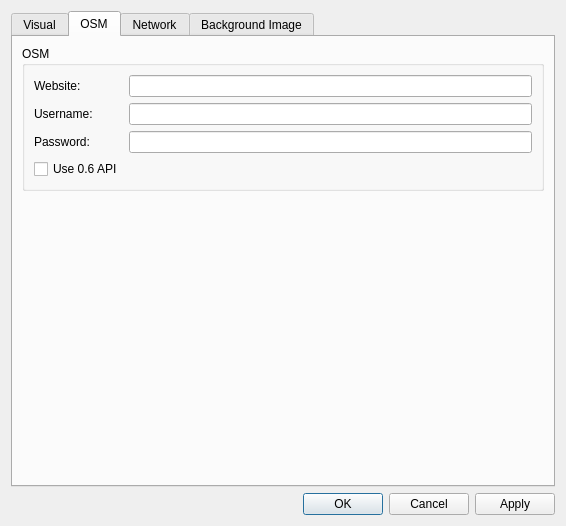
Qt form Preferences/PreferencesDialog.ui (openstreetmap/merkaartor) before a commit.
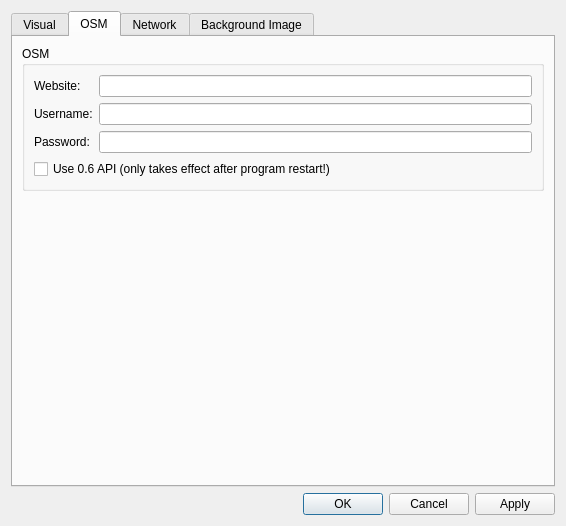
The same form after that commit.

Commit message: FIX : force restart for changing api versions

```diff
--- a/Preferences/PreferencesDialog.ui
+++ b/Preferences/PreferencesDialog.ui
@@ -218,8 +218,8 @@
          <rect>
           <x>0</x>
           <y>0</y>
-          <width>534</width>
-          <height>432</height>
+          <width>542</width>
+          <height>450</height>
          </rect>
         </property>
         <attribute name="title" >
@@ -228,10 +228,24 @@
         <layout class="QVBoxLayout" >
          <item>
           <widget class="QGroupBox" name="groupBox_2" >
+           <property name="sizePolicy" >
+            <sizepolicy vsizetype="Preferred" hsizetype="Preferred" >
+             <horstretch>0</horstretch>
+             <verstretch>0</verstretch>
+            </sizepolicy>
+           </property>
+           <property name="minimumSize" >
+            <size>
+             <width>0</width>
+             <height>0</height>
+            </size>
+           </property>
            <property name="title" >
             <string>OSM</string>
            </property>
-           <layout class="QGridLayout" >
+           <layout class="QVBoxLayout" name="verticalLayout" >
+            <item>
+             <layout class="QGridLayout" name="gridLayout" >
             <item row="0" column="0" >
              <widget class="QLabel" name="label_12" >
               <property name="text" >
@@ -266,10 +280,12 @@
               </property>
              </widget>
             </item>
-            <item row="3" column="0" >
+             </layout>
+            </item>
+            <item>
              <widget class="QCheckBox" name="bbUse06Api" >
               <property name="text" >
-               <string>Use 0.6 API</string>
+               <string>Use 0.6 API (only takes effect after program restart!)</string>
               </property>
              </widget>
             </item>
```
Left out of the diff: 12 changed lines with no effect on the pictures. Lines whose indentation alone changed are shown as unchanged. The commit also changes 1 other file.
